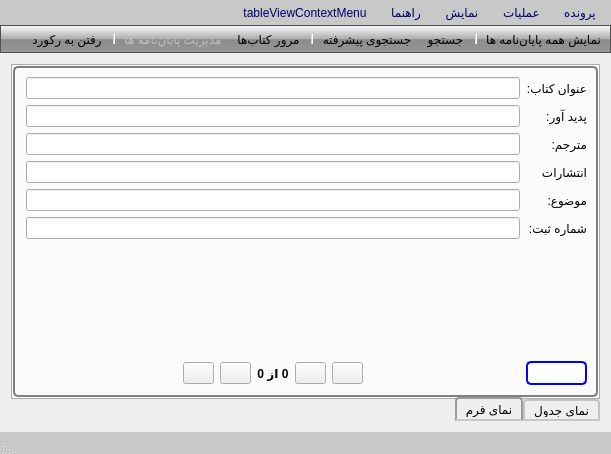
The window that mainwindow.ui (reza-rezvani2052/KetabYab) describes before a commit, drawn with Qt 5.
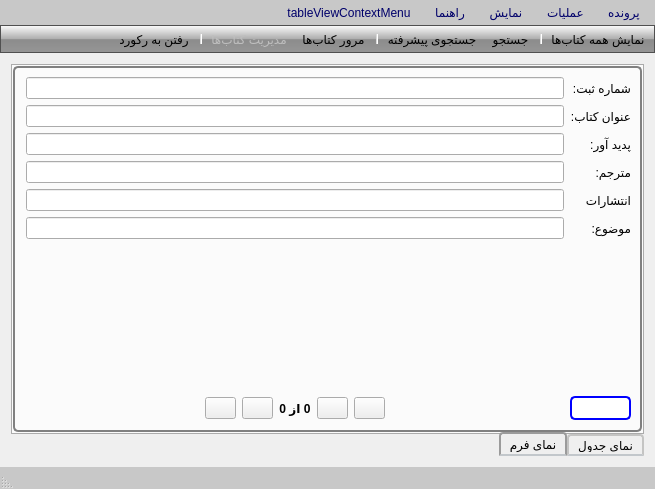
The same window after the commit. Icons and pictures are not drawn.

Diff of the .ui file:
```diff
--- a/mainwindow.ui
+++ b/mainwindow.ui
@@ -6,8 +6,8 @@
    <rect>
     <x>0</x>
     <y>0</y>
-    <width>611</width>
-    <height>454</height>
+    <width>655</width>
+    <height>489</height>
    </rect>
   </property>
   <property name="windowTitle">
@@ -259,95 +259,42 @@
                <property name="bottomMargin">
                 <number>0</number>
                </property>
-               <item row="7" column="0">
-                <widget class="QLabel" name="label_12">
-                 <property name="text">
-                  <string>موضوع:</string>
-                 </property>
-                </widget>
-               </item>
-               <item row="7" column="1">
-                <widget class="QLineEdit" name="ledBookTopic">
-                 <property name="alignment">
-                  <set>Qt::AlignLeading|Qt::AlignLeft|Qt::AlignVCenter</set>
-                 </property>
-                 <property name="readOnly">
-                  <bool>true</bool>
-                 </property>
-                </widget>
-               </item>
-               <item row="15" column="1">
-                <spacer name="verticalSpacer">
-                 <property name="orientation">
-                  <enum>Qt::Vertical</enum>
-                 </property>
-                 <property name="sizeHint" stdset="0">
-                  <size>
-                   <width>20</width>
-                   <height>40</height>
-                  </size>
-                 </property>
-                </spacer>
-               </item>
-               <item row="0" column="0">
-                <widget class="QLabel" name="label_3">
-                 <property name="text">
-                  <string>عنوان کتاب:</string>
-                 </property>
-                </widget>
-               </item>
                <item row="6" column="0">
+                <widget class="QLabel" name="label_8">
+                 <property name="text">
+                  <string>مترجم:</string>
+                 </property>
+                </widget>
+               </item>
+               <item row="8" column="0">
                 <widget class="QLabel" name="label_4">
                  <property name="text">
                   <string>انتشارات</string>
                  </property>
                 </widget>
                </item>
-               <item row="6" column="1">
-                <widget class="QLineEdit" name="ledBookPub">
-                 <property name="alignment">
-                  <set>Qt::AlignLeading|Qt::AlignLeft|Qt::AlignVCenter</set>
-                 </property>
-                 <property name="readOnly">
-                  <bool>true</bool>
-                 </property>
-                </widget>
-               </item>
-               <item row="1" column="0">
+               <item row="3" column="0">
                 <widget class="QLabel" name="label_5">
                  <property name="text">
                   <string>پدید آور:</string>
                  </property>
                 </widget>
                </item>
-               <item row="4" column="0">
-                <widget class="QLabel" name="label_8">
-                 <property name="text">
-                  <string>مترجم:</string>
+               <item row="8" column="1">
+                <widget class="QLineEdit" name="ledBookPub">
+                 <property name="readOnly">
+                  <bool>true</bool>
                  </property>
                 </widget>
                </item>
-               <item row="0" column="1">
+               <item row="2" column="1">
                 <widget class="QLineEdit" name="ledBookTitle">
-                 <property name="alignment">
-                  <set>Qt::AlignRight|Qt::AlignTrailing|Qt::AlignVCenter</set>
-                 </property>
                  <property name="readOnly">
                   <bool>true</bool>
                  </property>
                 </widget>
                </item>
-               <item row="9" column="1">
-                <widget class="QLineEdit" name="ledBookRegisterNumber">
-                 <property name="alignment">
-                  <set>Qt::AlignRight|Qt::AlignTrailing|Qt::AlignVCenter</set>
-                 </property>
-                 <property name="readOnly">
-                  <bool>true</bool>
-                 </property>
-                </widget>
-               </item>
-               <item row="17" column="0">
+               <item row="19" column="0">
                 <widget class="QLineEdit" name="ledGoToRecordN">
                  <property name="sizePolicy">
                   <sizepolicy hsizetype="Ignored" vsizetype="Fixed">
@@ -381,34 +328,21 @@
                  </property>
                 </widget>
                </item>
-               <item row="9" column="0">
-                <widget class="QLabel" name="label_7">
-                 <property name="text">
-                  <string>شماره ثبت:</string>
-                 </property>
-                </widget>
-               </item>
-               <item row="4" column="1">
+               <item row="6" column="1">
                 <widget class="QLineEdit" name="ledBookTranslator">
-                 <property name="alignment">
-                  <set>Qt::AlignLeading|Qt::AlignLeft|Qt::AlignVCenter</set>
-                 </property>
                  <property name="readOnly">
                   <bool>true</bool>
                  </property>
                 </widget>
                </item>
-               <item row="1" column="1">
+               <item row="3" column="1">
                 <widget class="QLineEdit" name="ledBookWriter">
-                 <property name="alignment">
-                  <set>Qt::AlignLeading|Qt::AlignLeft|Qt::AlignVCenter</set>
-                 </property>
                  <property name="readOnly">
                   <bool>true</bool>
                  </property>
                 </widget>
                </item>
-               <item row="17" column="1">
+               <item row="19" column="1">
                 <widget class="QStackedWidget" name="stackedWidgetDbMode">
                  <property name="sizePolicy">
                   <sizepolicy hsizetype="Preferred" vsizetype="Maximum">
@@ -741,6 +675,57 @@
                  </widget>
                 </widget>
                </item>
+               <item row="9" column="0">
+                <widget class="QLabel" name="label_12">
+                 <property name="text">
+                  <string>موضوع:</string>
+                 </property>
+                </widget>
+               </item>
+               <item row="17" column="1">
+                <spacer name="verticalSpacer">
+                 <property name="orientation">
+                  <enum>Qt::Vertical</enum>
+                 </property>
+                 <property name="sizeHint" stdset="0">
+                  <size>
+                   <width>20</width>
+                   <height>40</height>
+                  </size>
+                 </property>
+                </spacer>
+               </item>
+               <item row="9" column="1">
+                <widget class="QLineEdit" name="ledBookTopic">
+                 <property name="readOnly">
+                  <bool>true</bool>
+                 </property>
+                </widget>
+               </item>
+               <item row="2" column="0">
+                <widget class="QLabel" name="label_3">
+                 <property name="text">
+                  <string>عنوان کتاب:</string>
+                 </property>
+                </widget>
+               </item>
+               <item row="0" column="1">
+                <widget class="QLineEdit" name="ledBookRegisterNumber">
+                 <property name="alignment">
+                  <set>Qt::AlignRight|Qt::AlignTrailing|Qt::AlignVCenter</set>
+                 </property>
+                 <property name="readOnly">
+                  <bool>true</bool>
+                 </property>
+                </widget>
+               </item>
+               <item row="0" column="0">
+                <widget class="QLabel" name="label_7">
+                 <property name="text">
+                  <string>شماره ثبت:</string>
+                 </property>
+                </widget>
+               </item>
               </layout>
              </widget>
             </item>
@@ -966,8 +951,8 @@
     <rect>
      <x>0</x>
      <y>0</y>
-     <width>611</width>
-     <height>26</height>
+     <width>655</width>
+     <height>31</height>
     </rect>
    </property>
    <widget class="QMenu" name="mnuFile">
@@ -1082,7 +1067,7 @@
      <normaloff>:/thesis-management.png</normaloff>:/thesis-management.png</iconset>
    </property>
    <property name="text">
-    <string>مدیریت پایان‌نامه ها</string>
+    <string>مدیریت کتاب‌ها</string>
    </property>
    <property name="toolTip">
     <string>مدیریت پایان‌نامه ها - افزودن/ویرایش/حذف</string>
@@ -1109,7 +1094,7 @@
      <normaloff>:/show-all.png</normaloff>:/show-all.png</iconset>
    </property>
    <property name="text">
-    <string>نمایش همه پایان‌نامه ها</string>
+    <string>نمایش همه کتاب‌ها</string>
    </property>
    <property name="shortcut">
     <string>Ctrl+Shift+A</string>
```
Left out of the diff: 83 changed lines with no effect on the pictures.
